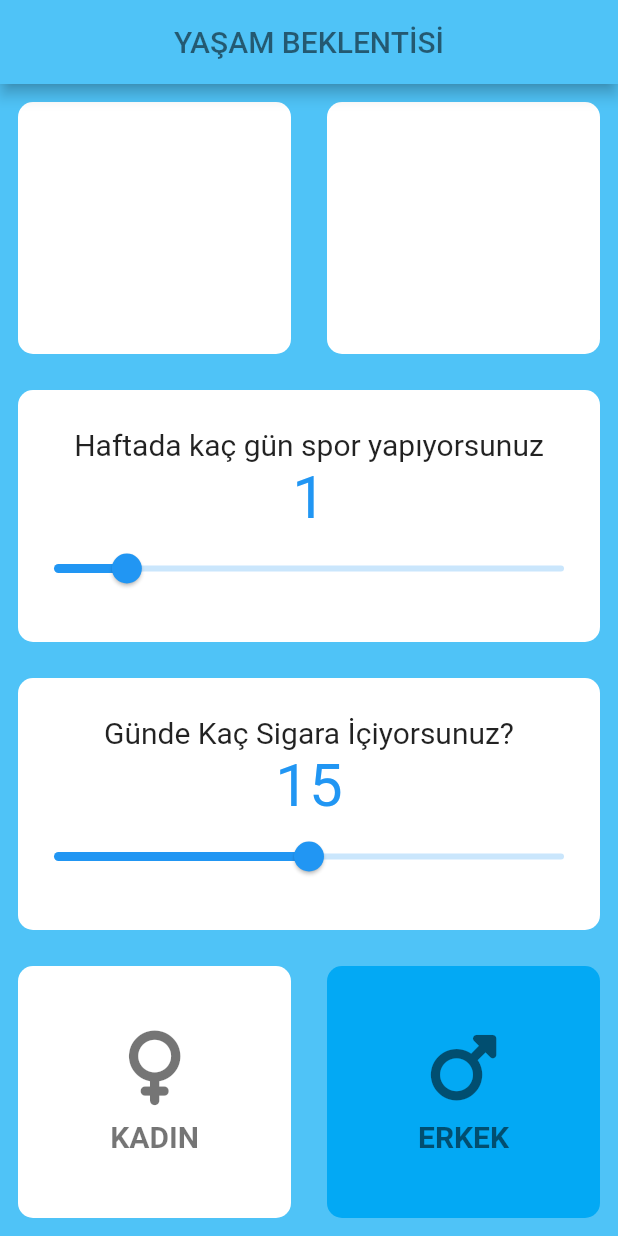
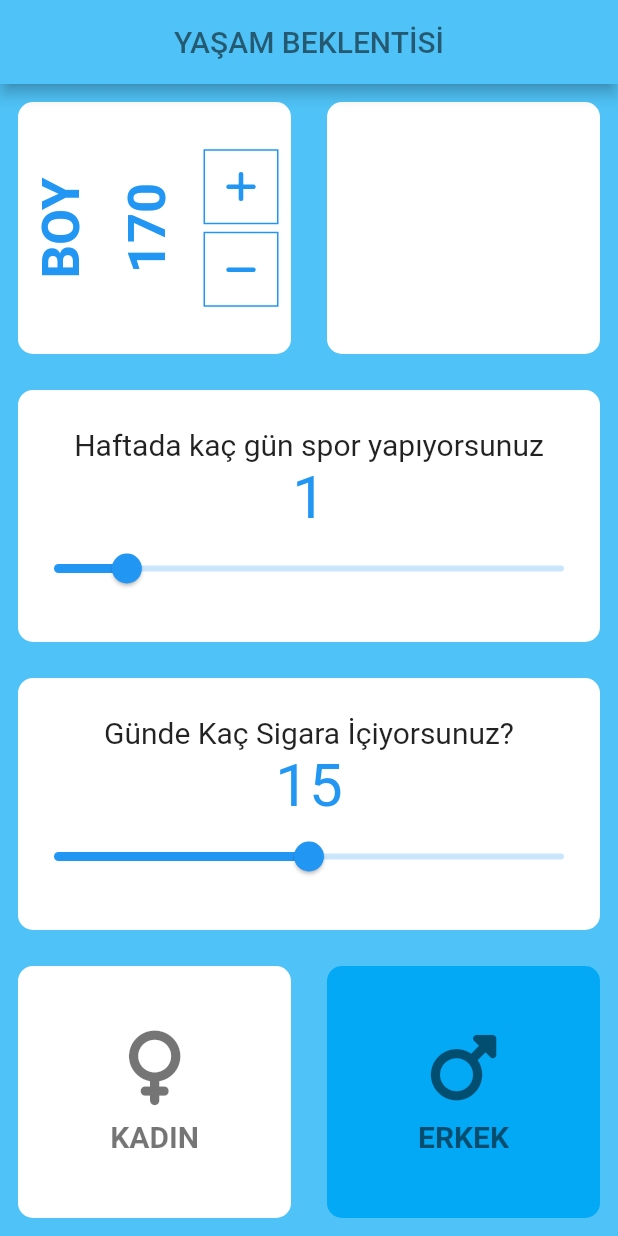
Before and after one commit to kadirkaval/life_expectation, a Flutter app: the screen it shows after launch, on a phone screen of 412 x 824 dp. Run offline on Flutter 3.47's test engine with Material 2 defaults, Android fonts, the phone set to English and light mode, and no system bars; our stand-ins replace font_awesome_flutter.

Commit message:
Uygulamaya Boy hesaplama kutusunun ekledik

```diff
--- a/lib/input_page.dart
+++ b/lib/input_page.dart
@@ -15,6 +15,7 @@ class _IputPageState extends State<IputPage> {
   bool selectedCinsiyet = false;
   double _curentValueSigra = 15;
   double _curentValueSpor = 1;
+  int boyUzunlugu=170;
   @override
   Widget build(BuildContext context) {
     return Scaffold(
@@ -33,7 +34,67 @@ class _IputPageState extends State<IputPage> {
             child: Row(
               children: [
                 Expanded(
-                  child: MyContainer(),
+                  child: MyContainer(
+                    child: Row(
+                      mainAxisAlignment: MainAxisAlignment.spaceAround,
+                      children: [
+                        const RotatedBox(
+                            quarterTurns: 3,
+                            child: Text(
+                              "BOY",
+                              style: TextStyle(
+                                  fontSize: 35,
+                                  color: Colors.blue,
+                                  fontWeight: FontWeight.bold),
+                            )),
+                        RotatedBox(
+                            quarterTurns: 3,
+                            child: Text(
+                              boyUzunlugu.toString(),
+                              style: const TextStyle(
+                                  fontSize: 35,
+                                  color: Colors.blue,
+                                  fontWeight: FontWeight.bold),
+                            )),
+                        Column(
+                          mainAxisAlignment: MainAxisAlignment.center,
+                          children: [
+                            Container(
+                              decoration: BoxDecoration(
+                                  border: Border.all(color: Colors.blue)),
+                              child: IconButton(
+                                onPressed: () {
+                                  setState(() {
+                                    boyUzunlugu++;
+                                  });
+                                },
+                                icon: const Icon(
+                                  FontAwesomeIcons.plus,
+                                  color: Colors.blue,
+                                ),
+                              ),
+                            ),
+                            SizedBox(height: 5),
+                            Container(
+                              decoration: BoxDecoration(
+                                  border: Border.all(color: Colors.blue)),
+                              child: IconButton(
+                                onPressed: () {
+                                  setState(() {
+                                    boyUzunlugu--;
+                                  });
+                                },
+                                icon: const Icon(
+                                  FontAwesomeIcons.minus,
+                                  color: Colors.blue,
+                                ),
+                              ),
+                            ),
+                          ],
+                        ),
+                      ],
+                    ),
+                  ),
                 ),
                 Expanded(
                   child: MyContainer(),
```
